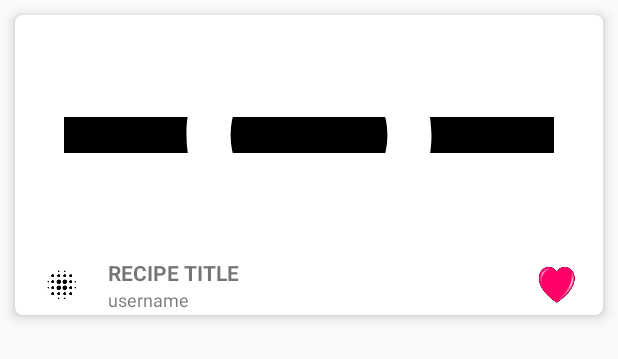
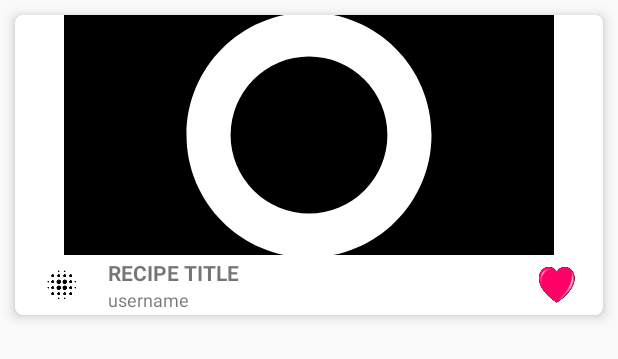
Before and after one commit to vchohan/CookBook, an Android app: the layout main_recipe_custom_card_view.xml on its own in the app's theme, with its tools: preview values and no code run, on a phone screen of 412 x 824 dp. Shown: the top 359 px of the screen. Run offline under Robolectric (Android 15) with nearby library versions, the phone set to English and light mode, and no system bars.

```diff
--- a/cookbook/src/main/res/layout/add_new_recipe_fragment.xml
+++ b/cookbook/src/main/res/layout/add_new_recipe_fragment.xml
@@ -36,7 +36,8 @@
                         android:id="@+id/recipe_image"
                         android:layout_width="wrap_content"
                         android:layout_height="wrap_content"
-                        android:scaleType="fitXY"
+                        android:scaleType="centerCrop"
+                        android:adjustViewBounds="true"
                         android:src="@drawable/ic_menu_camera" />
 
                 <TextView
--- a/cookbook/src/main/res/layout/main_recipe_custom_card_view.xml
+++ b/cookbook/src/main/res/layout/main_recipe_custom_card_view.xml
@@ -29,6 +29,7 @@
                     android:layout_width="match_parent"
                     android:layout_height="wrap_content"
                     android:scaleType="centerCrop"
+                    android:adjustViewBounds="true"
                     android:src="@drawable/ic_menu_camera" />
 
         </LinearLayout>
```
